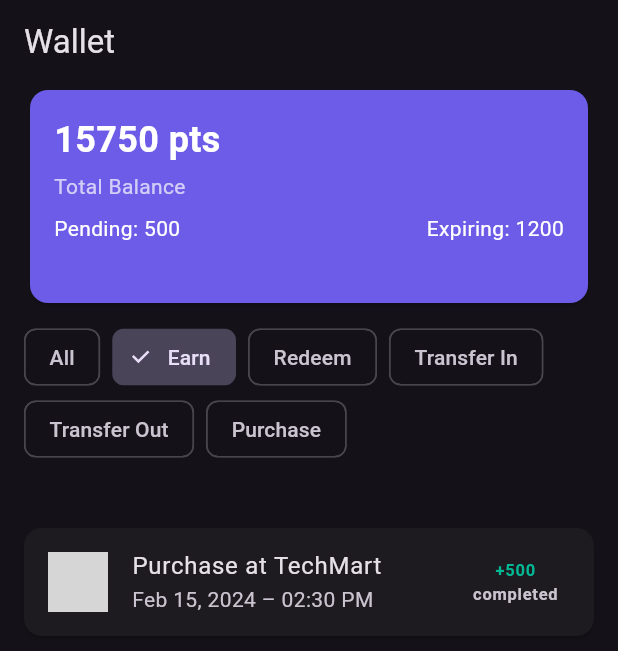
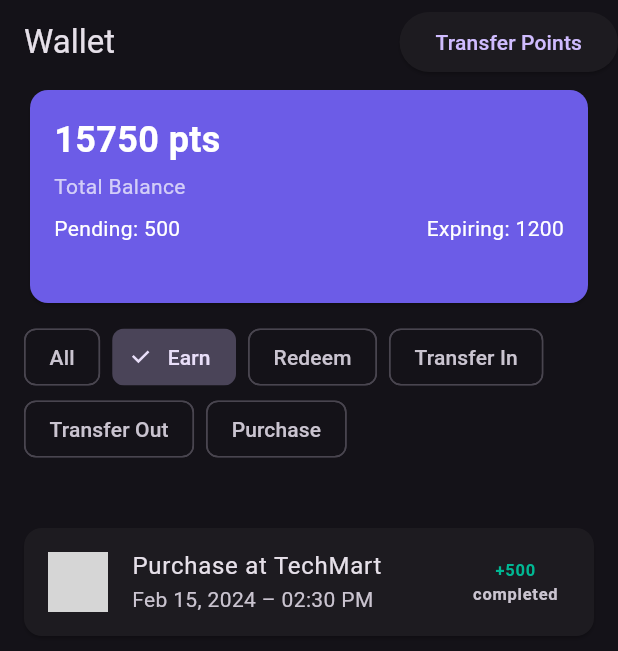
Before and after one commit to HazemElgohary/loynova_assessment, a Flutter app: the screen it shows after launch, after a tap on "Earn", on a phone screen of 412 x 824 dp. Shown: the top 651 px of the screen. Run offline on Flutter 3.47's test engine with Material 3 defaults, Android fonts, the light colour scheme and no system bars; our stand-ins replace dio, easy_localization, equatable, flutter_bloc, get_it, go_router and 1 more; network calls fail; grey boxes are pictures that could not be loaded.

Commit message:
dart fix

```diff
--- a/lib/core/di/injection.dart
+++ b/lib/core/di/injection.dart
@@ -2,8 +2,10 @@ import 'package:dio/dio.dart';
 import 'package:get_it/get_it.dart';
 import 'package:loynova_assessment/core/constants.dart';
 import 'package:loynova_assessment/core/network/api.dart';
+import 'package:loynova_assessment/features/transfer_points/data/repositories/transfer_repository_imp.dart';
 import 'package:loynova_assessment/features/wallet/data/repositories/wallet_repository_imp.dart';
 
+import '../../features/transfer_points/domain/repositories/transfer_repository.dart';
 import '../../features/wallet/domain/repositories/wallet_repository.dart';
 
 final getIt = GetIt.instance;
@@ -33,8 +35,12 @@ Future<void> init() async {
     () => DioApiClient(getIt<DioWrapper>()),
   );
 
-  // Repository
+  // Repositories
   getIt.registerLazySingleton<WalletRepository>(
     () => MockWalletRepository(Constants.mockTransactions),
   );
+
+  getIt.registerLazySingleton<TransferRepository>(
+    () => TransferRepositoryImp(),
+  );
 }
--- a/lib/core/router/app_router.dart
+++ b/lib/core/router/app_router.dart
@@ -12,12 +12,13 @@ class AppRouter {
         builder: (context, state) => const WalletScreen(),
         routes: [
           GoRoute(
-            path: Routes.transfer.replaceAll('/', ''),
-            name: Routes.transfer.replaceAll('/', ''),
+            path: Routes.transfer,
+            name: Routes.transfer,
             builder: (context, state) {
               final extra = state.extra as Map<String, dynamic>?;
-              // return TransferScreen(availableBalance: extra?['balance'] ?? 0);
-              return const TransferPointsScreen();
+              return TransferPointsScreen(
+                availableBalance: extra?['balance'] ?? 0,
+              );
             },
           ),
         ],
@@ -28,5 +29,5 @@ class AppRouter {
 
 class Routes {
   static const String wallet = '/wallet';
-  static const String transfer = '/transferPoints';
+  static const String transfer = 'transferPoints';
 }
--- /dev/null
+++ b/lib/features/transfer_points/domain/repositories/transfer_repository.dart
@@ -0,0 +1,6 @@
+import '../../../wallet/data/dtos/transfer_request_dto.dart';
+import '../../../wallet/domain/entities/transfer_result_entity.dart';
+
+abstract class TransferRepository {
+  Future<TransferResultEntity> transferPoints(TransferRequestDto requestDto);
+}
--- a/lib/features/wallet/data/models/transfer_result_model.dart
+++ b/lib/features/wallet/data/models/transfer_result_model.dart
@@ -1,4 +1,3 @@
-
 import '../../domain/entities/transfer_result_entity.dart';
 
 class TransferResultModel extends TransferResultEntity {
@@ -7,6 +6,7 @@ class TransferResultModel extends TransferResultEntity {
     required super.points,
     required super.newBalance,
     required super.status,
+    required super.description,
   });
 
   @override
@@ -17,6 +17,7 @@ class TransferResultModel extends TransferResultEntity {
     'points': points,
     'newBalance': newBalance,
     'status': status,
+    'description': description,
   };
 
   factory TransferResultModel.fromJson(Map<String, dynamic> json) {
@@ -25,6 +26,7 @@ class TransferResultModel extends TransferResultEntity {
       points: json['points'],
       newBalance: json['newBalance'],
       status: json['status'],
+      description: json['description'],
     );
   }
 }
--- a/lib/features/wallet/domain/entities/transfer_result_entity.dart
+++ b/lib/features/wallet/domain/entities/transfer_result_entity.dart
@@ -2,17 +2,25 @@ import 'package:equatable/equatable.dart';
 
 class TransferResultEntity extends Equatable {
   final String transactionId;
+  final String description;
   final int points;
   final int newBalance;
   final String status;
 
   const TransferResultEntity({
     required this.transactionId,
+    required this.description,
     required this.points,
     required this.newBalance,
     required this.status,
   });
 
   @override
-  List<Object?> get props => [transactionId, points, newBalance, status];
+  List<Object?> get props => [
+    transactionId,
+    points,
+    newBalance,
+    status,
+    description,
+  ];
 }
--- a/lib/features/wallet/domain/repositories/wallet_repository.dart
+++ b/lib/features/wallet/domain/repositories/wallet_repository.dart
@@ -1,8 +1,6 @@
 import 'package:loynova_assessment/features/wallet/domain/entities/points_balance_entity.dart';
-import 'package:loynova_assessment/features/wallet/domain/entities/transfer_result_entity.dart';
 
 import '../../../../core/utils/enums.dart';
-import '../../data/dtos/transfer_request_dto.dart';
 import '../../data/models/paginated_transactions_model.dart';
 
 abstract class WalletRepository {
@@ -13,6 +11,4 @@ abstract class WalletRepository {
     int limit,
     TransactionType? type,
   });
-
-  Future<TransferResultEntity> transferPoints(TransferRequestDto requestDto);
 }
--- a/lib/features/wallet/presentation/manager/wallet_event.dart
+++ b/lib/features/wallet/presentation/manager/wallet_event.dart
@@ -1,4 +1,5 @@
 import 'package:equatable/equatable.dart';
+import 'package:loynova_assessment/features/wallet/domain/entities/transfer_result_entity.dart';
 import '../../../../core/utils/enums.dart';
 
 abstract class WalletEvent extends Equatable {
@@ -30,3 +31,12 @@ class LoadMoreTransactions extends WalletEvent {
   @override
   List<Object?> get props => [];
 }
+
+class ApplyTransferLocally extends WalletEvent {
+  final TransferResultEntity result;
+
+  const ApplyTransferLocally(this.result);
+
+  @override
+  List<Object?> get props => [result];
+}
--- a/lib/features/wallet/presentation/pages/wallet_screen.dart
+++ b/lib/features/wallet/presentation/pages/wallet_screen.dart
@@ -1,13 +1,17 @@
+import 'dart:developer';
 
 import 'package:easy_localization/easy_localization.dart';
 import 'package:flutter/material.dart';
 
 import 'package:flutter_bloc/flutter_bloc.dart';
+import 'package:go_router/go_router.dart';
+import 'package:loynova_assessment/core/router/app_router.dart';
 import 'package:loynova_assessment/core/utils/responsive_layout.dart';
 import 'package:loynova_assessment/features/wallet/presentation/widgets/loaders/trans_item_loader.dart';
 import 'package:shimmer/shimmer.dart';
 
 import '../../../../core/utils/translations_keys.dart';
+import '../../domain/entities/transfer_result_entity.dart';
 import '../manager/wallet_bloc.dart';
 import '../manager/wallet_event.dart';
 import '../manager/wallet_states.dart';
@@ -42,7 +46,27 @@ class _WalletScreenState extends State<WalletScreen> {
   @override
   Widget build(BuildContext context) {
     return Scaffold(
-      appBar: AppBar(title: Text(context.tr(TranslationsKeys.wallet))),
+      appBar: AppBar(
+        title: Text(context.tr(TranslationsKeys.wallet)),
+        actions: [
+          ElevatedButton(
+            onPressed: () async {
+              final state = context.read<WalletBloc>().state;
+
+              if (state is WalletLoaded) {
+                final result = await context.pushNamed(
+                  Routes.transfer,
+                  extra: {'balance': state.balance.totalPoints},
+                );
+                if (result != null && result is TransferResultEntity) {
+                  context.read<WalletBloc>().add(ApplyTransferLocally(result));
+                }
+              }
+            },
+            child: const Text('Transfer Points'),
+          ),
+        ],
+      ),
       body: BlocBuilder<WalletBloc, WalletState>(
         builder: (context, state) {
           if (state is WalletLoading) {
```
Also changed, not shown: lib/features/transfer_points/data/repositories/transfer_repository_imp.dart (added, +25 -0 lines), lib/features/transfer_points/presentation/manager/transfer_bloc.dart (added, +27 -0 lines), lib/features/transfer_points/presentation/manager/transfer_events.dart (added, +20 -0 lines), lib/features/transfer_points/presentation/manager/transfer_state.dart (added, +35 -0 lines), lib/features/transfer_points/presentation/pages/transfer_points_screen.dart (+97 -3 lines), lib/features/wallet/data/repositories/wallet_repository_imp.dart (+0 -19 lines), lib/features/wallet/presentation/manager/wallet_bloc.dart (+32 -2 lines).
